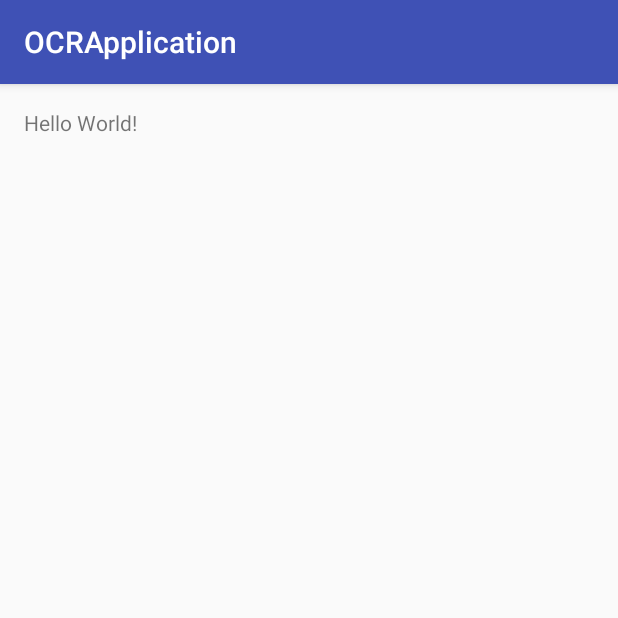
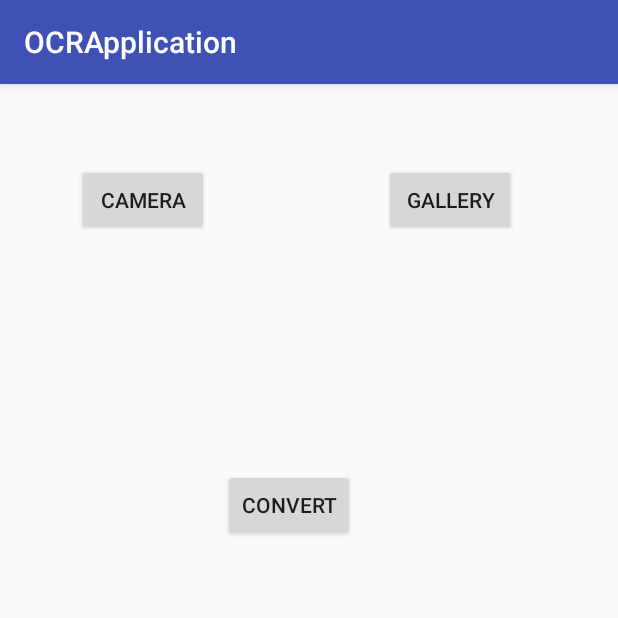
Before and after one commit to johnjoelanders/OCRApplication, an Android app: the screen it shows after launch (MainActivity), on a phone screen of 412 x 824 dp, the top half of it. Run offline under Robolectric (Android 15) with nearby library versions, the phone set to English and light mode, and no system bars.

Commit message:
Created three buttons Camera, Gallery and convert

```diff
--- a/app/src/main/res/layout/activity_main.xml
+++ b/app/src/main/res/layout/activity_main.xml
@@ -10,8 +10,38 @@
     android:paddingTop="@dimen/activity_vertical_margin"
     tools:context="com.example.john.ocrapplication.MainActivity">
 
-    <TextView
+    <Button
+        android:text="Camera"
         android:layout_width="wrap_content"
         android:layout_height="wrap_content"
-        android:text="Hello World!" />
+        android:layout_marginLeft="35dp"
+        android:layout_marginStart="35dp"
+        android:layout_marginTop="37dp"
+        android:id="@+id/btnOpenCamera"
+        android:layout_alignParentTop="true"
+        android:layout_alignParentLeft="true"
+        android:layout_alignParentStart="true" />
+
+    <Button
+        android:text="Gallery"
+        android:layout_width="wrap_content"
+        android:layout_height="wrap_content"
+        android:layout_alignTop="@+id/btnOpenCamera"
+        android:layout_alignParentRight="true"
+        android:layout_alignParentEnd="true"
+        android:layout_marginRight="52dp"
+        android:layout_marginEnd="52dp"
+        android:id="@+id/btnGallery" />
+
+    <Button
+        android:text="Convert"
+        android:layout_width="wrap_content"
+        android:layout_height="wrap_content"
+        android:layout_below="@+id/btnOpenCamera"
+        android:layout_toLeftOf="@+id/btnGallery"
+        android:layout_toStartOf="@+id/btnGallery"
+        android:layout_marginRight="19dp"
+        android:layout_marginEnd="19dp"
+        android:layout_marginTop="155dp"
+        android:id="@+id/btnConvert" />
 </RelativeLayout>
```
